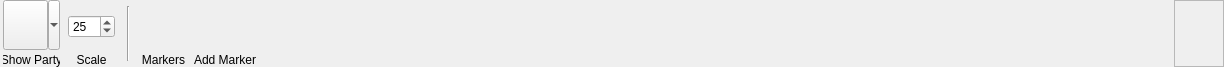
Above: DMHelper/src/ribbontabworldmap.ui from MMetze/DMHelper before the change. Below: the same form after it.
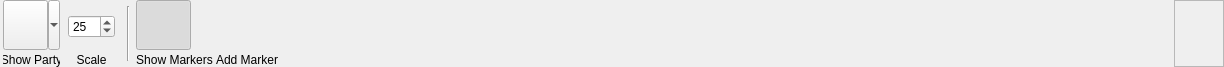
That is the form after the change. Icons and pictures are not drawn. Custom widgets are drawn as their Qt base class.

Commit message: Markers now updated and work fine

```diff
--- a/DMHelper/src/ribbontabworldmap.ui
+++ b/DMHelper/src/ribbontabworldmap.ui
@@ -273,6 +273,9 @@
        <property name="checkable">
         <bool>true</bool>
        </property>
+       <property name="checked">
+        <bool>true</bool>
+       </property>
        <property name="flat">
         <bool>true</bool>
        </property>
@@ -281,7 +284,7 @@
      <item>
       <widget class="QLabel" name="lblShowMarkers">
        <property name="text">
-        <string>Markers</string>
+        <string>Show Markers</string>
        </property>
        <property name="alignment">
         <set>Qt::AlignBottom|Qt::AlignHCenter</set>
```
The commit also changes 12 other files.
